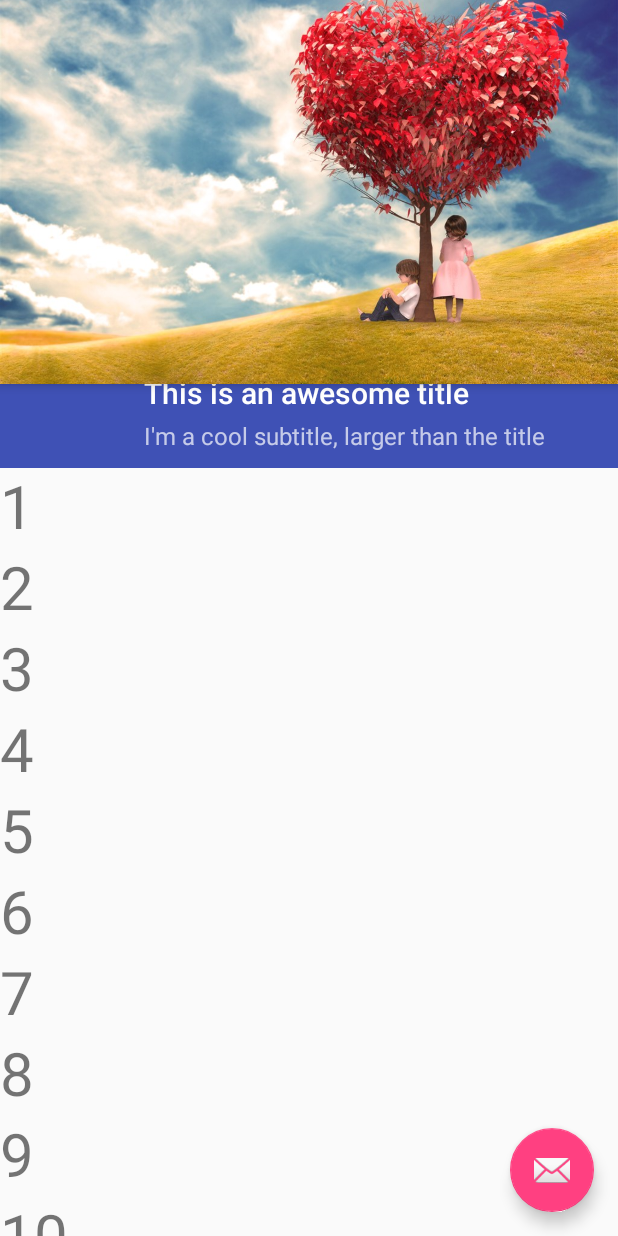
After one commit to chefish/BehaviorDemo, an Android app: the CollapsImageActivity4 screen opened directly, with no data from a screen before it, on a phone screen of 412 x 824 dp. The commit adds this screen. Run offline under Robolectric (Android 15) with nearby library versions, the phone set to English and light mode, and no system bars.

Commit message:
add CollapsImageActivity4.java

```diff
--- a/app/src/main/AndroidManifest.xml
+++ b/app/src/main/AndroidManifest.xml
@@ -60,6 +60,8 @@
             android:name=".zhihu.ZhihuCplusActivity"
             android:label="ZhCplusActivity"
             android:theme="@style/AppThemeBlue"></activity>
+        <activity android:name=".collapsing.CollapsImageActivity4"
+            android:label="CollapsingImage4"></activity>
     </application>
 
 </manifest>
--- a/app/src/main/java/com/fish/behaviordemo/MainActivity.java
+++ b/app/src/main/java/com/fish/behaviordemo/MainActivity.java
@@ -15,6 +15,7 @@ import android.widget.CheckBox;
 import com.fish.behaviordemo.anchor.AnchorActivity;
 import com.fish.behaviordemo.appbar.AppbarActivity;
 import com.fish.behaviordemo.collapsing.CollapsImageActivity3;
+import com.fish.behaviordemo.collapsing.CollapsImageActivity4;
 import com.fish.behaviordemo.collapsing.CollapsingActivity;
 import com.fish.behaviordemo.collapsing.CollapsImageActivity;
 import com.fish.behaviordemo.collapsing.CollapsImageActivity2;
@@ -73,6 +74,8 @@ public class MainActivity extends AppCompatActivity {
         addClick(R.id.collapsing_image1, CollapsImageActivity.class);
         addClick(R.id.collapsing_image2, CollapsImageActivity2.class);
         addClick(R.id.collapsing_image3, CollapsImageActivity3.class);
+        addClick(R.id.collapsing_image4, CollapsImageActivity4.class);
+
         addClick(R.id.anchor, AnchorActivity.class);
         addClick(R.id.zhihuplus, ZhihuCplusActivity.class);
 
--- /dev/null
+++ b/app/src/main/java/com/fish/behaviordemo/collapsing/CollapsImageActivity4.java
@@ -0,0 +1,60 @@
+package com.fish.behaviordemo.collapsing;
+
+import android.os.Bundle;
+import android.support.design.widget.CollapsingToolbarLayout;
+import android.support.design.widget.FloatingActionButton;
+import android.support.design.widget.Snackbar;
+import android.support.v7.app.AppCompatActivity;
+import android.support.v7.widget.Toolbar;
+import android.view.Menu;
+import android.view.View;
+import android.widget.LinearLayout;
+import android.widget.TextView;
+
+import com.fish.behaviordemo.R;
+import com.fish.behaviordemo.util.Constant;
+
+/**
+ * 参考
+ * saulmm.coordinatorexamples.IOActivityExample
+ */
+public class CollapsImageActivity4 extends AppCompatActivity {
+    CollapsingToolbarLayout collapsingToolbarLayout;
+
+    @Override
+    protected void onCreate(Bundle savedInstanceState) {
+        super.onCreate(savedInstanceState);
+        setContentView(R.layout.collapsing_image_activity4);
+
+        collapsingToolbarLayout = (CollapsingToolbarLayout) findViewById(R.id.collapsingToolbarLayout);
+
+        Toolbar toolbar = (Toolbar) findViewById(R.id.toolbar);
+        setSupportActionBar(toolbar);
+
+        FloatingActionButton fab = (FloatingActionButton) findViewById(R.id.fab);
+        fab.setOnClickListener(new View.OnClickListener() {
+            @Override
+            public void onClick(View view) {
+                Snackbar.make(view, "Replace with your own action", Snackbar.LENGTH_LONG)
+                        .setAction("Action", null).show();
+            }
+        });
+
+
+        LinearLayout ll = (LinearLayout) findViewById(R.id.linear);
+
+        for (int i = 0; i < 30; i++) {
+            TextView tv = new TextView(this);
+            String s = Constant.getName(i);
+            if (s == null) {
+                s = "" + i;
+            }
+            tv.setText("" + i);
+            tv.setTextSize(40);
+            ll.addView(tv);
+        }
+
+    }
+
+
+}
--- a/app/src/main/java/com/fish/behaviordemo/util/Constant.java
+++ b/app/src/main/java/com/fish/behaviordemo/util/Constant.java
@@ -4,10 +4,10 @@ package com.fish.behaviordemo.util;
  * Created by fish on 16/9/21.
  */
 public class Constant {
-    public static String[] name = {"Saul Molinero", "Dianne Hackborn", "cheesesquare"};
+    public static String[] name = {"Dianne Hackborn", "Chris Banes", "Saul Molinero"};
 
-    public static String getName(int index){
-        if (index<name.length){
+    public static String getName(int index) {
+        if (index < name.length) {
             return name[index];
         }
         return null;
--- a/app/src/main/java/com/fish/behaviordemo/zhihu/A.java
+++ /dev/null
@@ -1,7 +0,0 @@
-package com.fish.behaviordemo.zhihu;
-
-/**
- * Created by fish on 16/9/21.
- */
-public class A {
-}
--- /dev/null
+++ b/app/src/main/res/layout/collapsing_image_activity4.xml
@@ -0,0 +1,96 @@
+<?xml version="1.0" encoding="utf-8"?>
+<android.support.design.widget.CoordinatorLayout xmlns:android="http://schemas.android.com/apk/res/android"
+    xmlns:app="http://schemas.android.com/apk/res-auto"
+    xmlns:tools="http://schemas.android.com/tools"
+    android:layout_width="match_parent"
+    android:layout_height="match_parent"
+    tools:context="com.fish.behaviordemo.MainActivity">
+
+    <android.support.design.widget.AppBarLayout
+        android:id="@+id/appbar"
+        android:layout_width="match_parent"
+        android:layout_height="256dp">
+
+        <android.support.design.widget.CollapsingToolbarLayout
+            android:id="@+id/collapsingToolbarLayout"
+            android:layout_width="match_parent"
+            android:layout_height="match_parent"
+            app:contentScrim="?attr/colorPrimary"
+            app:layout_scrollFlags="scroll">
+
+            <ImageView
+                android:id="@+id/backdrop"
+                android:layout_width="match_parent"
+                android:layout_height="match_parent"
+                android:scaleType="centerCrop"
+                android:src="@drawable/boygirl"
+                app:layout_collapseMode="parallax" />
+
+
+        </android.support.design.widget.CollapsingToolbarLayout>
+
+    </android.support.design.widget.AppBarLayout>
+
+
+    <!--关键代码-->
+    <android.support.v4.widget.NestedScrollView
+        android:layout_width="match_parent"
+        android:layout_height="match_parent"
+        app:layout_behavior="@string/appbar_scrolling_view_behavior">
+
+        <LinearLayout
+            android:id="@+id/linear"
+            android:layout_width="match_parent"
+            android:layout_height="wrap_content"
+            android:orientation="vertical">
+
+        </LinearLayout>
+    </android.support.v4.widget.NestedScrollView>
+
+    <android.support.v7.widget.Toolbar
+        android:id="@+id/toolbar"
+        style="@style/ToolBarWithNavigationBack"
+
+        android:layout_width="match_parent"
+        android:layout_height="112dp"
+        android:background="?attr/colorPrimary"
+        android:minHeight="?attr/actionBarSize"
+        app:layout_anchor="@id/appbar"
+        app:layout_anchorGravity="bottom"
+        app:popupTheme="@style/ThemeOverlay.AppCompat.Light"
+        app:theme="@style/ThemeOverlay.AppCompat.Dark.ActionBar">
+
+        <LinearLayout
+            android:layout_width="match_parent"
+            android:layout_height="wrap_content"
+            android:layout_gravity="bottom"
+            android:layout_marginBottom="8dp"
+            android:minHeight="?android:attr/actionBarSize"
+            android:orientation="vertical">
+
+            <TextView
+                android:layout_width="match_parent"
+                android:layout_height="wrap_content"
+                android:text="@string/example_title"
+                android:textAppearance="@style/TextAppearance.AppCompat.Widget.ActionBar.Title" />
+
+            <TextView
+                android:layout_width="match_parent"
+                android:layout_height="wrap_content"
+                android:layout_marginTop="4dp"
+                android:text="@string/example_subtitle"
+                android:textAppearance="@style/TextAppearance.AppCompat.Widget.ActionBar.Subtitle" />
+        </LinearLayout>
+
+    </android.support.v7.widget.Toolbar>
+
+    <android.support.design.widget.FloatingActionButton
+        android:id="@+id/fab"
+        android:layout_width="wrap_content"
+        android:layout_height="wrap_content"
+        android:layout_gravity="bottom|end"
+        android:layout_margin="@dimen/fab_margin"
+        android:src="@android:drawable/ic_dialog_email"
+        app:layout_behavior="com.fish.behaviordemo.fab.MyBehavior" />
+
+</android.support.design.widget.CoordinatorLayout>
--- a/app/src/main/res/layout/content_main.xml
+++ b/app/src/main/res/layout/content_main.xml
@@ -77,6 +77,12 @@
         android:text="collapsing_image3" />
 
     <Button
+        android:id="@+id/collapsing_image4"
+        android:layout_width="wrap_content"
+        android:layout_height="wrap_content"
+        android:text="collapsing_image4" />
+
+    <Button
         android:id="@+id/anchor"
         android:layout_width="wrap_content"
         android:layout_height="wrap_content"
--- a/app/src/main/res/values/strings.xml
+++ b/app/src/main/res/values/strings.xml
@@ -1,4 +1,7 @@
 <resources>
     <string name="app_name">BehaviorDemo</string>
     <string name="action_settings">Settings</string>
+    <string name="example_title">This is an awesome title</string>
+    <string name="example_subtitle">I\'m a cool subtitle, larger than the title</string>
+
 </resources>
--- a/app/src/main/res/values/styles.xml
+++ b/app/src/main/res/values/styles.xml
@@ -23,5 +23,7 @@
         <item name="colorPrimaryDark">@color/color_primary_blue_dark</item>
         <item name="colorAccent">@color/color_accent_pink</item>
     </style>
-
+    <style name="ToolBarWithNavigationBack">
+        <item name="navigationIcon">@drawable/abc_ic_ab_back_mtrl_am_alpha</item>
+    </style>
 </resources>
```
